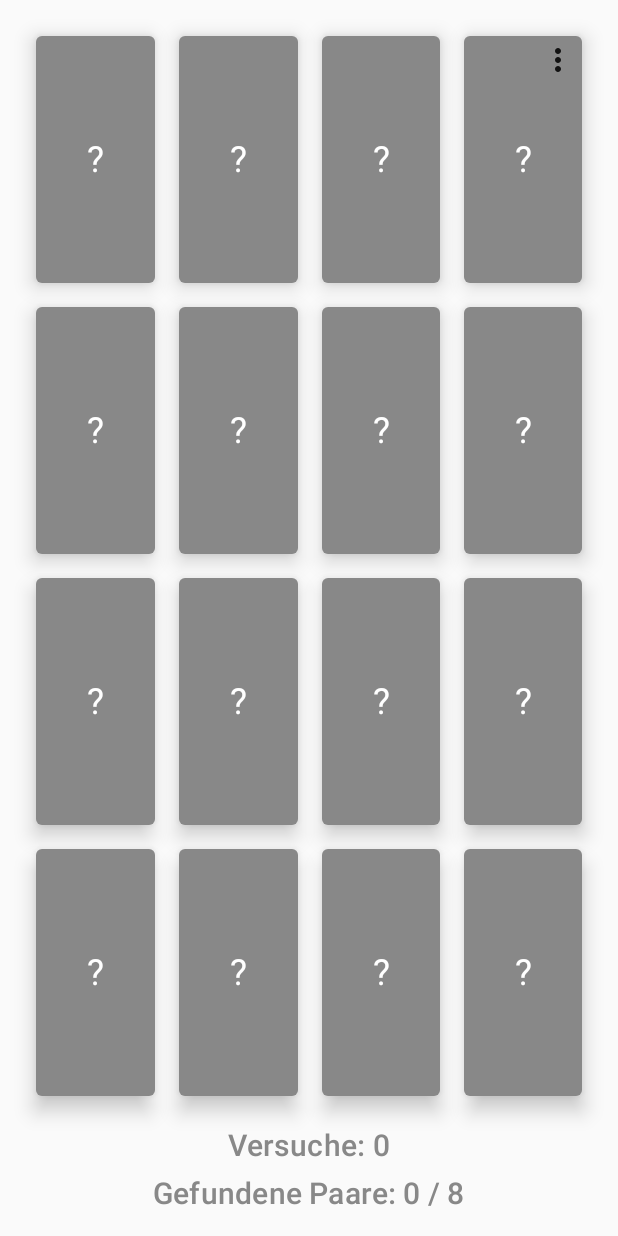
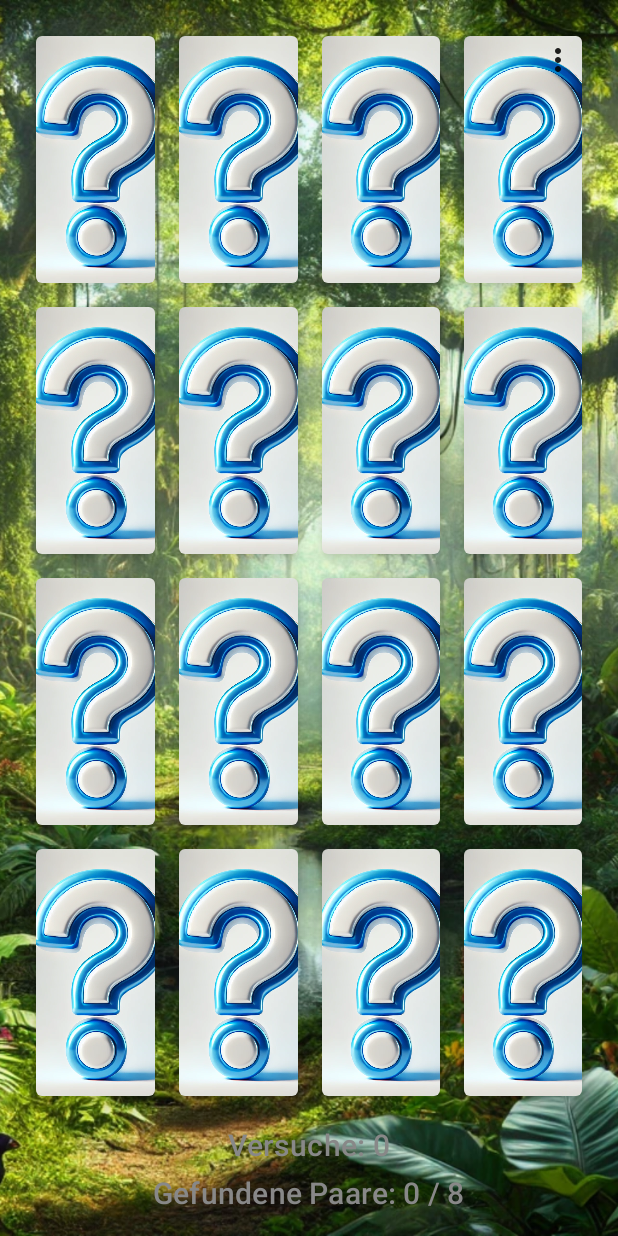
Before and after one commit to MohamadiAmirhossein/MemoryGamePepper, an Android app built with Jetpack Compose: the screen it shows after launch (MainActivity), on a phone screen of 412 x 824 dp. Run offline under Robolectric (Android 15) with nearby library versions, the phone set to English and light mode, and no system bars.

Commit message:
added background

```diff
--- a/app/src/main/java/com/example/memorygame/MainActivity.kt
+++ b/app/src/main/java/com/example/memorygame/MainActivity.kt
@@ -113,11 +113,19 @@ fun MemoryGame(modifier: Modifier = Modifier) {
     }
 
     Box(modifier = modifier.fillMaxSize()) {
+        // Hintergrundbild
+        Image(
+            painter = painterResource(id = R.drawable.jungle), // Das Hintergrundbild jungle.png
+            contentDescription = null,
+            modifier = Modifier.fillMaxSize(),
+            contentScale = ContentScale.Crop // Passt das Bild an den gesamten Bildschirm an
+        )
+
         // Spielfeld
         LazyVerticalGrid(
             columns = GridCells.Fixed(4),  // Grid mit 4 Spalten
             modifier = Modifier
-                .fillMaxWidth()  // Hier wird `fillMaxWidth()` verwendet
+                .fillMaxWidth()
                 .fillMaxHeight(), // Passt sich an die Höhe an
             contentPadding = PaddingValues(16.dp)
         ) {
@@ -207,18 +215,19 @@ fun MemoryGame(modifier: Modifier = Modifier) {
 fun MemoryCardView(card: MemoryCard, onClick: () -> Unit) {
     val configuration = LocalConfiguration.current
     val screenHeight = configuration.screenHeightDp.dp  // Ermittelt die Bildschirmhöhe in dp
-    val boxHeight = screenHeight / 5  // Hier kannst du anpassen, wie viel Platz eine Karte einnehmen soll
+    val boxHeight = screenHeight / 5  // Höhe der Karte basierend auf der Bildschirmgröße
 
     Card(
         modifier = Modifier
             .padding(8.dp)
             .height(boxHeight) // Dynamische Höhe basierend auf der Bildschirmgröße
-            .fillMaxWidth() // Karten nehmen die verfügbare Breite ein
+            .fillMaxWidth()    // Karten nehmen die verfügbare Breite ein
             .clickable(enabled = !card.isMatchedState && !card.isFlippedState) { onClick() },
-        backgroundColor = if (card.isFlippedState || card.isMatchedState) Color.White else Color.Gray,
+        backgroundColor = Color.Transparent, // Hintergrundfarbe wird transparent, damit das Bild sichtbar ist
         elevation = 8.dp
     ) {
         if (card.isFlippedState || card.isMatchedState) {
+            // Zeige das Bild der Karte an, wenn sie umgedreht oder gematcht ist
             Image(
                 painter = painterResource(id = card.image),
                 contentDescription = null,
@@ -227,11 +236,17 @@ fun MemoryCardView(card: MemoryCard, onClick: () -> Unit) {
                 contentScale = ContentScale.Fit // Bild passt sich an die Karte an
             )
         } else {
+            // Zeige das Hintergrundbild an, wenn die Karte nicht umgedreht ist
             Box(
                 modifier = Modifier.fillMaxSize(),
                 contentAlignment = Alignment.Center
             ) {
-                Text(text = "?", fontSize = 24.sp, color = Color.White)
+                Image(
+                    painter = painterResource(id = R.drawable.question_mark),  // Verwende questionMark.png
+                    contentDescription = null,
+                    modifier = Modifier.fillMaxSize(),
+                    contentScale = ContentScale.Crop // Hintergrundbild füllt die Karte aus
+                )
             }
         }
     }
```
Also changed, not shown: app/src/main/res/drawable/jungle.png (added), app/src/main/res/drawable/question_mark.png (added).
